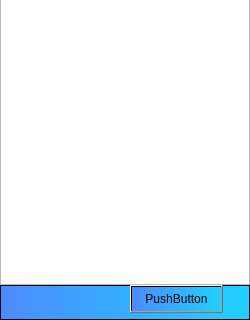
Qt form src/mainwindow.ui (WHUCSLASD2017/nowe) before a commit; both pictures show x 0 to 250 and y 282 to 602 of the 250 by 602 pixel window.
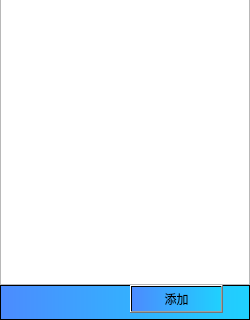
The same form after that commit.

Commit message:
解决添加好友闪退bug
解决添加好友闪退bug

What changed in the file:
```diff
--- a/src/mainwindow.ui
+++ b/src/mainwindow.ui
@@ -433,7 +433,7 @@
                </rect>
               </property>
               <property name="text">
-               <string>PushButton</string>
+               <string>添加</string>
               </property>
              </widget>
             </widget>
```
The commit also changes 1 other file.
